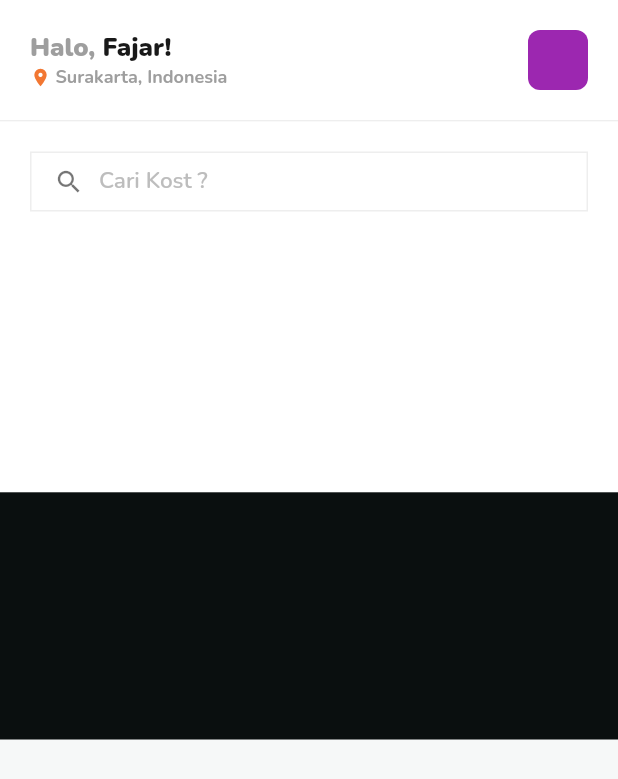
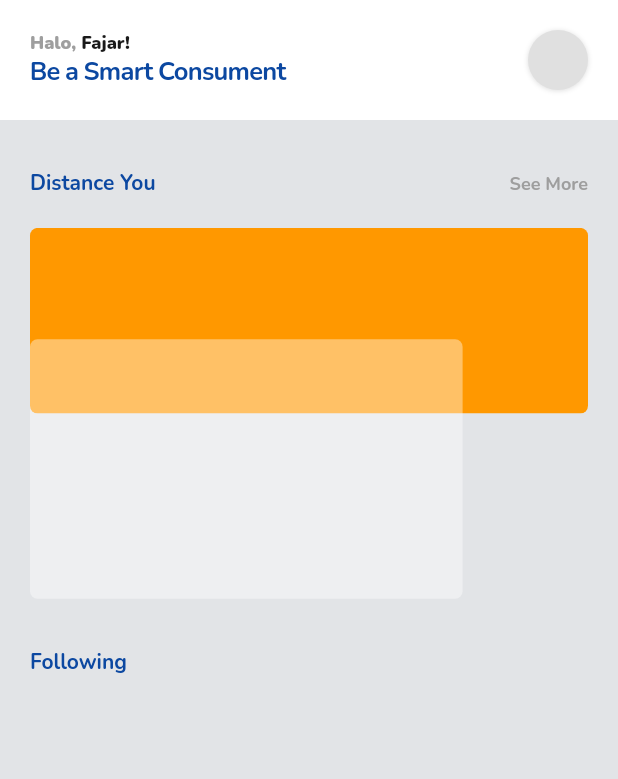
Before and after one commit to animusphere1/kostproject, a Flutter app: the screen it shows after launch, on a phone screen of 412 x 824 dp. Shown: the top 779 px of the screen. Run offline on Flutter 3.47's test engine with Material 2 defaults, Android fonts, the phone set to English and light mode, and no system bars; our stand-ins replace get, google_fonts, supercharged.

Commit message:
home screen add fiture

```diff
--- a/lib/core/utils/color.dart
+++ b/lib/core/utils/color.dart
@@ -1,9 +1,10 @@
 import 'package:supercharged/supercharged.dart';
 
 class HexColor {
-  static final backgroundColorsLight = '#F6F8F8'.toColor();
+  static final backgroundColorsLight = '#E2E4E7'.toColor();
   static final fontColorsOrange = '#f27732'.toColor();
   static final fontColorsBlack = '#191919'.toColor();
+  static final fontsColorsBlue = '#0C48A1'.toColor();
 
   static final containerItemsLight = '#0A0F0F'.toColor();
 }
--- a/lib/screen/home_screen.dart
+++ b/lib/screen/home_screen.dart
@@ -1,8 +1,6 @@
 import 'package:flutter/material.dart';
 import 'package:google_fonts/google_fonts.dart';
 import 'package:kost/core/utils/utils.dart';
-
-import 'widget/search_widget.dart';
 
 class HomeScreen extends StatefulWidget {
   const HomeScreen({Key? key}) : super(key: key);
@@ -21,13 +19,49 @@ class _HomeScreenState extends State<HomeScreen> {
         body: Stack(
           children: [
             Column(
+              crossAxisAlignment: CrossAxisAlignment.start,
               children: [
                 appBar(context),
-                profilWidget(context),
-                Container(
-                  height: heightMediaQuery(context) * 0.2,
-                  decoration: BoxDecoration(
-                    color: HexColor.containerItemsLight,
+                SizedBox(
+                  height: heightMediaQuery(context) * 0.04,
+                ),
+                Padding(
+                  padding:
+                      const EdgeInsets.only(left: 20.0, right: 20, bottom: 20),
+                  child: Row(
+                    mainAxisAlignment: MainAxisAlignment.spaceBetween,
+                    children: [
+                      Text(
+                        'Distance You',
+                        style: GoogleFonts.nunito(
+                          color: HexColor.fontsColorsBlue,
+                          // letterSpacing: -0.1,
+                          fontWeight: FontWeight.bold,
+                        ),
+                      ),
+                      Text(
+                        'See More',
+                        style: GoogleFonts.nunito(
+                          color: Colors.grey.shade500,
+                          // letterSpacing: -0.1,
+                          fontWeight: FontWeight.bold,
+                          fontSize: 12,
+                        ),
+                      ),
+                    ],
+                  ),
+                ),
+                listDistance(context),
+                SizedBox(height: heightMediaQuery(context) * 0.04),
+                Padding(
+                  padding: const EdgeInsets.symmetric(horizontal: 20.0),
+                  child: Text(
+                    'Following',
+                    style: GoogleFonts.nunito(
+                      color: HexColor.fontsColorsBlue,
+                      // letterSpacing: -0.1,
+                      fontWeight: FontWeight.bold,
+                    ),
                   ),
                 ),
               ],
@@ -41,13 +75,8 @@ class _HomeScreenState extends State<HomeScreen> {
   Widget appBar(BuildContext context) {
     return Container(
       padding: const EdgeInsets.symmetric(vertical: 20, horizontal: 20),
-      decoration: BoxDecoration(
+      decoration: const BoxDecoration(
         color: Colors.white,
-        border: Border(
-          bottom: BorderSide(
-            color: Colors.grey.shade200,
-          ),
-        ),
       ),
       child: Row(
         children: [
@@ -57,7 +86,7 @@ class _HomeScreenState extends State<HomeScreen> {
               RichText(
                 text: TextSpan(
                   style: GoogleFonts.nunito(
-                    fontSize: 17,
+                    fontSize: 12,
                     fontWeight: FontWeight.w900,
                     color: Colors.grey.shade500,
                   ),
@@ -67,7 +96,7 @@ class _HomeScreenState extends State<HomeScreen> {
                     TextSpan(
                       text: 'Fajar!',
                       style: GoogleFonts.nunito(
-                        fontSize: 17,
+                        fontSize: 12,
                         fontWeight: FontWeight.w900,
                         color: HexColor.fontColorsBlack,
                       ),
@@ -75,35 +104,36 @@ class _HomeScreenState extends State<HomeScreen> {
                   ],
                 ),
               ),
-              Row(
-                children: [
-                  Icon(
-                    Icons.location_on,
-                    color: HexColor.fontColorsOrange,
-                    size: 14,
-                  ),
-                  const SizedBox(width: 3),
-                  Text(
-                    'Surakarta, Indonesia',
+              SizedBox(
+                child: Text(
+                  'Be a Smart Consument',
+                  maxLines: 2,
                   style: GoogleFonts.nunito(
-                      fontSize: 12,
+                    fontSize: 17,
+                    letterSpacing: -0.5,
                     fontWeight: FontWeight.bold,
-                      color: Colors.grey.shade500,
+                    color: HexColor.fontsColorsBlue,
+                    wordSpacing: -0.5,
                   ),
                 ),
-                ],
-              ),
+              )
             ],
           ),
           const Expanded(child: SizedBox()),
           Container(
             height: 40,
             width: 40,
-            decoration: const BoxDecoration(
-              color: Colors.purple,
-              borderRadius: BorderRadius.all(
-                Radius.circular(8),
+            decoration: BoxDecoration(
+              color: Colors.grey.shade300,
+              shape: BoxShape.circle,
+              boxShadow: [
+                BoxShadow(
+                  color: Colors.grey.shade300,
+                  offset: const Offset(0, 0.5),
+                  blurRadius: 2.0,
+                  spreadRadius: 0.2,
                 ),
+              ],
             ),
           ),
         ],
@@ -111,18 +141,65 @@ class _HomeScreenState extends State<HomeScreen> {
     );
   }
 
-  Widget profilWidget(BuildContext context) {
+  final List<int> listNya = [1, 2, 3, 4, 5];
+
+  Widget listDistance(BuildContext context) {
+    return SizedBox(
+      height: heightMediaQuery(context) * 0.3,
+      child: ListView.builder(
+        itemCount: listNya.length + 1,
+        scrollDirection: Axis.horizontal,
+        physics: const PageScrollPhysics(),
+        itemBuilder: (context, i) => i != listNya.length
+            ? distanceItems(context, i)
+            : Container(
+                width: widthMediaQuery(context) * 0.3,
+                padding: const EdgeInsets.only(right: 20, left: 5),
+                child: Container(
+                  decoration: const BoxDecoration(
+                    color: Colors.black12,
+                    borderRadius: BorderRadius.all(
+                      Radius.circular(10),
+                    ),
+                  ),
+                ),
+              ),
+      ),
+    );
+  }
+
+  Widget distanceItems(BuildContext context, int i) {
     return Container(
-      height: heightMediaQuery(context) * 0.3,
-      decoration: const BoxDecoration(
-        color: Colors.white,
+      width: widthMediaQuery(context),
+      padding: const EdgeInsets.symmetric(horizontal: 20),
+      child: Container(
+        decoration: const BoxDecoration(),
+        child: Stack(
+          children: [
+            Container(
+              height: (heightMediaQuery(context) * 0.3) * 0.5,
+              decoration: BoxDecoration(
+                color: i.isEven ? Colors.orange : Colors.blue,
+                borderRadius: const BorderRadius.all(
+                  Radius.circular(5),
                 ),
-      child: Column(
-        children: [
-          SearchWidget(
-            context,
+              ),
+            ),
+            Align(
+              alignment: Alignment.bottomLeft,
+              child: Container(
+                height: (heightMediaQuery(context) * 0.3) * 0.7,
+                width: widthMediaQuery(context) * 0.7,
+                decoration: BoxDecoration(
+                  color: Colors.white.withOpacity(0.4),
+                  borderRadius: const BorderRadius.all(
+                    Radius.circular(5),
+                  ),
+                ),
+              ),
             ),
           ],
+        ),
       ),
     );
   }
--- a/lib/screen/widget/search_widget.dart
+++ b/lib/screen/widget/search_widget.dart
@@ -17,26 +17,27 @@ class SearchWidget extends StatelessWidget {
 
   @override
   Widget build(BuildContext context) {
-    return WillPopScope(
-      onWillPop: () async {
-        FocusScope.of(context).unfocus();
-
-        return false;
-      },
-      child: Padding(
+    return Padding(
       padding: const EdgeInsets.symmetric(horizontal: 20, vertical: 20),
       child: Container(
         height: 40,
         decoration: BoxDecoration(
-            border: Border.all(
-              color: Colors.grey.shade200,
+          color: HexColor.fontColorsOrange,
+          borderRadius: const BorderRadius.all(Radius.circular(20)),
+          boxShadow: [
+            BoxShadow(
+              color: Colors.grey.shade800.withOpacity(0.4),
+              blurRadius: 1.0,
+              spreadRadius: 0.5,
+              offset: const Offset(0, 1.5),
             ),
+          ],
         ),
         child: Padding(
           padding: const EdgeInsets.symmetric(horizontal: 15),
           child: Row(
             children: [
-                const Icon(Icons.search, size: 20, color: Colors.black54),
+              const Icon(Icons.search, size: 20, color: Colors.white),
               const SizedBox(width: 10),
               Expanded(
                 child: TextField(
@@ -52,7 +53,7 @@ class SearchWidget extends StatelessWidget {
                       height: 1.3,
                       fontWeight: FontWeight.w600,
                       fontSize: 15,
-                        color: Colors.grey.shade400,
+                      color: Colors.white,
                     ),
                   ),
                   style: GoogleFonts.nunito(
@@ -66,7 +67,6 @@ class SearchWidget extends StatelessWidget {
           ),
         ),
       ),
-      ),
     );
   }
 }
```
Lines whose indentation alone changed are shown as unchanged.
